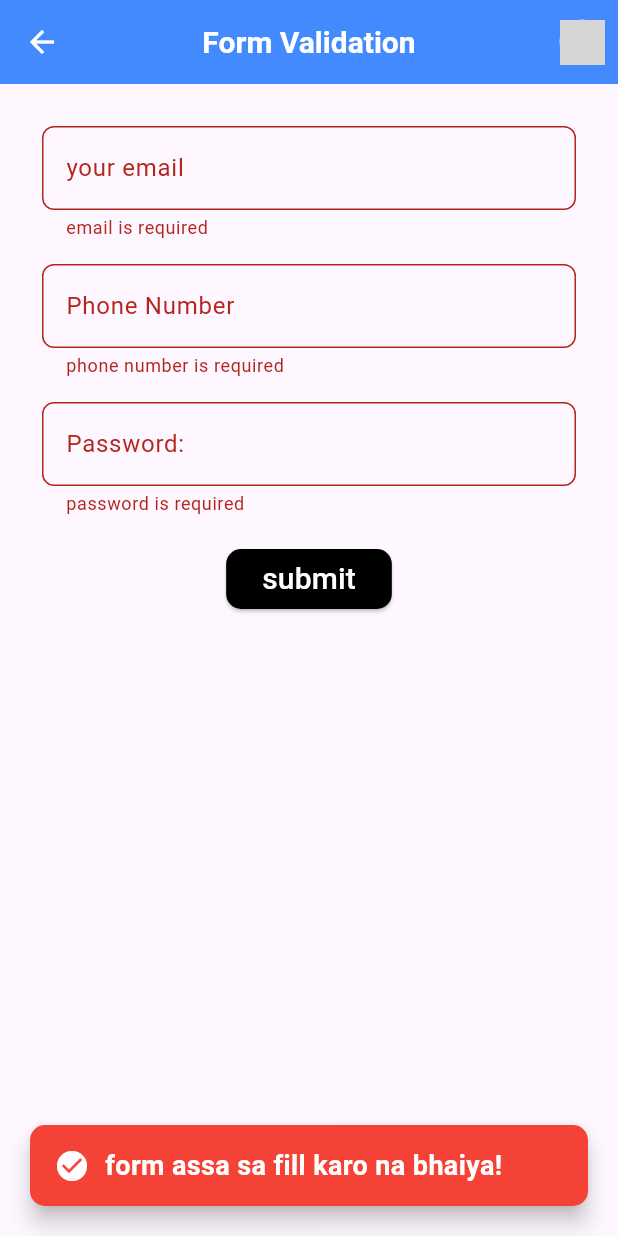
After one commit to Asaduzzaman04/Flutter_app, a Flutter app: the FormValidation screen opened directly, after a tap on "submit", on a phone screen of 412 x 824 dp. The commit adds this screen. Run offline on Flutter 3.47's test engine with Material 3 defaults, Android fonts, the phone set to English and light mode, and no system bars; network calls fail; grey boxes are pictures that could not be loaded.

Commit message:
from validation

```diff
--- /dev/null
+++ b/form_valitation/analysis_options.yaml
@@ -0,0 +1,28 @@
+# This file configures the analyzer, which statically analyzes Dart code to
+# check for errors, warnings, and lints.
+#
+# The issues identified by the analyzer are surfaced in the UI of Dart-enabled
+# IDEs (https://dart.dev/tools#ides-and-editors). The analyzer can also be
+# invoked from the command line by running `flutter analyze`.
+
+# The following line activates a set of recommended lints for Flutter apps,
+# packages, and plugins designed to encourage good coding practices.
+include: package:flutter_lints/flutter.yaml
+
+linter:
+  # The lint rules applied to this project can be customized in the
+  # section below to disable rules from the `package:flutter_lints/flutter.yaml`
+  # included above or to enable additional rules. A list of all available lints
+  # and their documentation is published at https://dart.dev/lints.
+  #
+  # Instead of disabling a lint rule for the entire project in the
+  # section below, it can also be suppressed for a single line of code
+  # or a specific dart file by using the `// ignore: name_of_lint` and
+  # `// ignore_for_file: name_of_lint` syntax on the line or in the file
+  # producing the lint.
+  rules:
+    # avoid_print: false  # Uncomment to disable the `avoid_print` rule
+    # prefer_single_quotes: true  # Uncomment to enable the `prefer_single_quotes` rule
+
+# Additional information about this file can be found at
+# https://dart.dev/guides/language/analysis-options
--- /dev/null
+++ b/form_valitation/lib/FancyAppBar.dart
@@ -0,0 +1,85 @@
+import 'package:flutter/material.dart';
+
+class FancyAppBar extends StatelessWidget implements PreferredSizeWidget {
+  @override
+  Size get preferredSize => Size.fromHeight(kToolbarHeight);
+
+  @override
+  Widget build(BuildContext context) {
+    return AppBar(
+      backgroundColor: Colors.blueAccent,
+      leading: IconButton(
+        icon: Icon(Icons.arrow_back, color: Colors.white),
+        onPressed: () {
+          Navigator.pop(context); // Handle back button
+        },
+      ),
+      title: Text(
+        "Form Validation",
+        style: TextStyle(
+          fontSize: 20,
+          fontWeight: FontWeight.bold,
+          color: Colors.white,
+        ),
+      ),
+      centerTitle: true,
+      actions: [
+        ProfileActionButton(),
+      ],
+    );
+  }
+}
+
+class ProfileActionButton extends StatefulWidget {
+  @override
+  _ProfileActionButtonState createState() => _ProfileActionButtonState();
+}
+
+class _ProfileActionButtonState extends State<ProfileActionButton>
+    with SingleTickerProviderStateMixin {
+  late AnimationController _controller;
+  late Animation<double> _scaleAnimation;
+
+  @override
+  void initState() {
+    super.initState();
+    _controller = AnimationController(
+      vsync: this,
+      duration: Duration(milliseconds: 300),
+    );
+
+    _scaleAnimation = Tween<double>(begin: 1.0, end: 1.2).animate(
+      CurvedAnimation(parent: _controller, curve: Curves.easeInOut),
+    );
+  }
+
+  @override
+  void dispose() {
+    _controller.dispose();
+    super.dispose();
+  }
+
+  @override
+  Widget build(BuildContext context) {
+    return ScaleTransition(
+      scale: _scaleAnimation,
+      child: IconButton(
+        icon: CircleAvatar(
+          backgroundImage: NetworkImage(
+            'https://e7.pngegg.com/pngimages/778/849/png-clipart-computer-icons-user-login-avatar-small-icons-angle-heroes.png', // Replace with actual image
+          ),
+
+          radius: 15,
+        ),
+
+        onPressed: () {
+          if (_controller.status == AnimationStatus.completed) {
+            _controller.reverse();
+          } else {
+            _controller.forward();
+          }
+        },
+      ),
+    );
+  }
+}
--- /dev/null
+++ b/form_valitation/lib/FormBody.dart
@@ -0,0 +1,142 @@
+import 'package:flutter/material.dart';
+import 'package:form_valitation/widget/CustomForm.dart';
+
+class FormBody extends StatefulWidget {
+  const FormBody({super.key});
+
+  @override
+  State<FormBody> createState() => _FormBodyState();
+}
+
+class _FormBodyState extends State<FormBody> {
+  final _formKey = GlobalKey<FormState>();
+  _hanldeFormData() {
+    // validate the form data here
+    if (_formKey.currentState!.validate()) {
+      // perform your action here if form data is valid
+
+      ScaffoldMessenger.of(context).showSnackBar(
+        SnackBar(
+          content: const Row(
+            children: [
+              Icon(Icons.check_circle, color: Colors.white), // Add an icon
+              SizedBox(width: 10),
+              Expanded(
+                child: Text(
+                  "Chala ja bhai ho gaya tera validation!",
+                  style: TextStyle(
+                      color: Colors.white,
+                      fontSize: 18,
+                      fontWeight: FontWeight.bold),
+                ),
+              ),
+            ],
+          ),
+          backgroundColor: Colors.green, // Change the background color
+          behavior: SnackBarBehavior.floating, // Make it floating
+          margin: const EdgeInsets.all(20), // Add margin for better visibility
+          shape: RoundedRectangleBorder(
+            borderRadius: BorderRadius.circular(10), // Rounded corners
+          ),
+          duration: const Duration(seconds: 3), // Adjust display duration
+        ),
+      );
+    } else {
+      ScaffoldMessenger.of(context).showSnackBar(
+        SnackBar(
+          content: const Row(
+            children: [
+              Icon(Icons.check_circle, color: Colors.white), // Add an icon
+              SizedBox(width: 10),
+              Expanded(
+                child: Text(
+                  'form assa sa fill karo na bhaiya!',
+                  style: TextStyle(
+                      color: Colors.white,
+                      fontSize: 18,
+                      fontWeight: FontWeight.bold),
+                ),
+              ),
+            ],
+          ),
+          backgroundColor: Colors.red, // Change the background color
+          behavior: SnackBarBehavior.floating, // Make it floating
+          margin: const EdgeInsets.all(20), // Add margin for better visibility
+          shape: RoundedRectangleBorder(
+            borderRadius: BorderRadius.circular(10), // Rounded corners
+          ),
+          duration: const Duration(seconds: 3), // Adjust display duration
+        ),
+      );
+    }
+  }
+
+  @override
+  Widget build(BuildContext context) {
+    return SafeArea(
+        child: Padding(
+      padding: const EdgeInsets.all(20.0),
+      child: Form(
+        key: _formKey,
+        child: Column(
+          children: [
+            Customform(
+              obscureText: false,
+              hintTextdata: 'abc@gmail.com',
+              labelTextdata: "your email",
+              validHintTextdata: "email is required",
+              customValidator: (value) {
+                if (!RegExp(r'^[a-zA-Z0-9._%+-]+@gmail\.com$')
+                    .hasMatch(value!)) {
+                  return "Please enter a valid @gmail.com email";
+                }
+                return null;
+              },
+            ),
+            Customform(
+              obscureText: false,
+              hintTextdata: '018XXXXXXXX',
+              labelTextdata: "Phone Number",
+              validHintTextdata: "phone number is required",
+            ),
+            Customform(
+                obscureText: true,
+                hintTextdata: '@2\$3a&6',
+                labelTextdata: "Password:",
+                validHintTextdata: "password is required",
+                customValidator: (value) {
+                  if (value!.length < 6) {
+                    return "Password must be at least 6 characters";
+                  } else if (!RegExp(
+                          r'^(?=.*[A-Za-z])(?=.*\d)[A-Za-z\d@$!%*?&]{6,}$')
+                      .hasMatch(value)) {
+                    return "Password must include letters and numbers";
+                  } else if (!RegExp(r'[!@#$%^&*(),.?":{}|<>]')
+                      .hasMatch(value)) {
+                    return "Password must contain at least one special character";
+                  } else {
+                    return null; // Valid password
+                  }
+                }),
+            SizedBox(height: 10),
+            Container(
+              child: ElevatedButton(
+                onPressed: _hanldeFormData,
+                child: Text(
+                  "submit",
+                  style: TextStyle(color: Colors.white, fontSize: 20),
+                ),
+                style: ElevatedButton.styleFrom(
+                  backgroundColor: Colors.black,
+                  shape: RoundedRectangleBorder(
+                    borderRadius: BorderRadius.circular(10),
+                  ),
+                ),
+              ),
+            )
+          ],
+        ),
+      ),
+    ));
+  }
+}
--- /dev/null
+++ b/form_valitation/lib/FormValidation.dart
@@ -0,0 +1,20 @@
+import 'package:flutter/material.dart';
+import 'package:form_valitation/FancyAppBar.dart';
+import 'package:form_valitation/FormBody.dart';
+
+class FormValidation extends StatefulWidget {
+  const FormValidation({super.key});
+
+  @override
+  State<FormValidation> createState() => _FormValidationState();
+}
+
+class _FormValidationState extends State<FormValidation> {
+  @override
+  Widget build(BuildContext context) {
+    return Scaffold(
+      appBar:FancyAppBar() ,
+      body: FormBody() ,
+    );
+  }
+}
--- /dev/null
+++ b/form_valitation/lib/main.dart
@@ -0,0 +1,15 @@
+import 'package:flutter/material.dart';
+import 'package:form_valitation/FormValidation.dart';
+
+void main() => runApp(MyApp());
+class MyApp extends StatelessWidget {
+  const MyApp({super.key});
+
+  @override
+  Widget build(BuildContext context) {
+    return  MaterialApp(
+      debugShowCheckedModeBanner: false,
+      home:FormValidation(),
+    );
+  }
+}
--- /dev/null
+++ b/form_valitation/lib/widget/CustomForm.dart
@@ -0,0 +1,45 @@
+import 'package:flutter/material.dart';
+
+class Customform extends StatelessWidget {
+  final bool obscureText;
+  final String labelTextdata;
+  final String hintTextdata;
+  final String validHintTextdata;
+  final String? Function(String?)? customValidator;
+  const Customform({
+    super.key,
+    this.obscureText = false,
+    required this.labelTextdata,
+    required this.hintTextdata,
+    required this.validHintTextdata,
+    this.customValidator,
+  });
+
+  @override
+  Widget build(BuildContext context) {
+    return Padding(
+      padding: const EdgeInsets.all(8.0),
+      child: TextFormField(
+        validator: (value) {
+
+          if (value == null || value.isEmpty) {
+            return validHintTextdata;
+          }
+              if (customValidator != null) {
+            return customValidator!(value); // Apply regex or custom logic
+          }
+          return null;
+        },
+        obscureText: obscureText,
+        decoration: InputDecoration(
+          labelText: labelTextdata,
+          hintText: hintTextdata,
+          border: OutlineInputBorder(
+            borderRadius: BorderRadius.circular(8.0),
+            borderSide: const BorderSide(color: Colors.grey),
+          ),
+        ),
+      ),
+    );
+  }
+}
--- a/todo_app/lib/widgets/Body.dart
+++ b/todo_app/lib/widgets/Body.dart
@@ -44,7 +44,7 @@
         Container(
           padding: EdgeInsets.all(20),
           child: Text(
-            " Hasina's Todo",
+            "Hasina's Todo",
             style: TextStyle(
               fontWeight: FontWeight.bold,
               fontSize: 33,
@@ -74,6 +74,7 @@
                 child: TextField(
                   controller: _todoController,
                   decoration: InputDecoration(
+
                     hintText: 'Add a new task',
                     border: OutlineInputBorder(
                       borderRadius: BorderRadius.circular(8),
```
Also changed, not shown: form_valitation/pubspec.yaml (added, +90 -0 lines), form_valitation/pubspec.lock (added), todo_app/06f37f522d402ae2.jpg (added), todo_app/body-widget.png (added), 62 other files.
